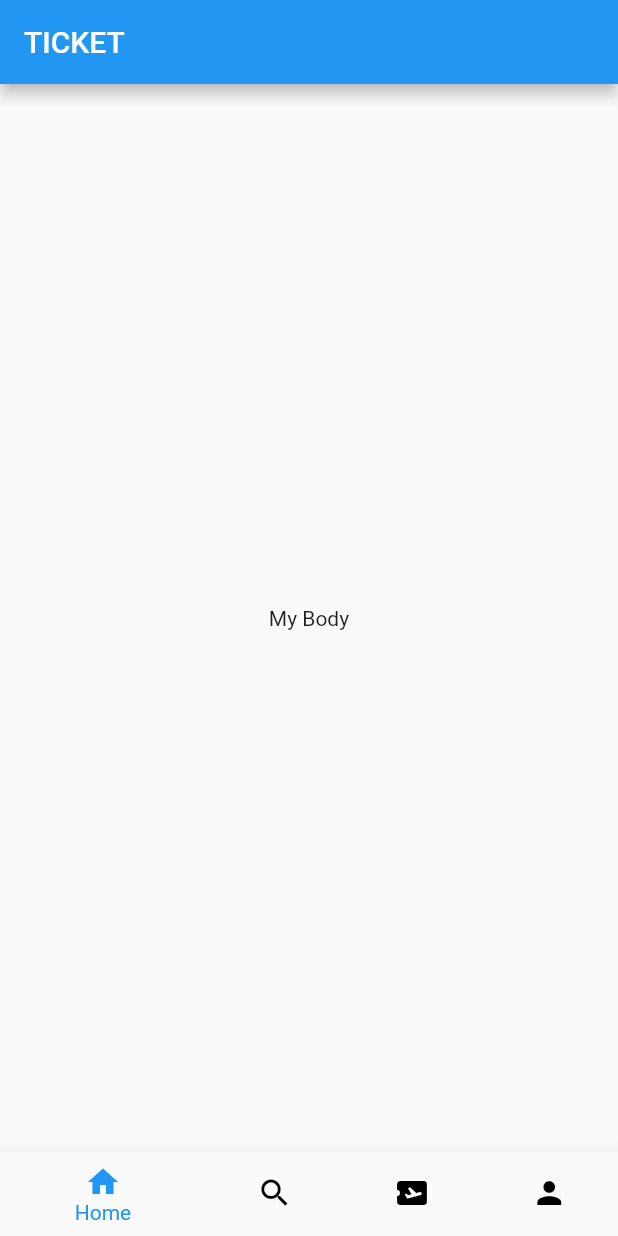
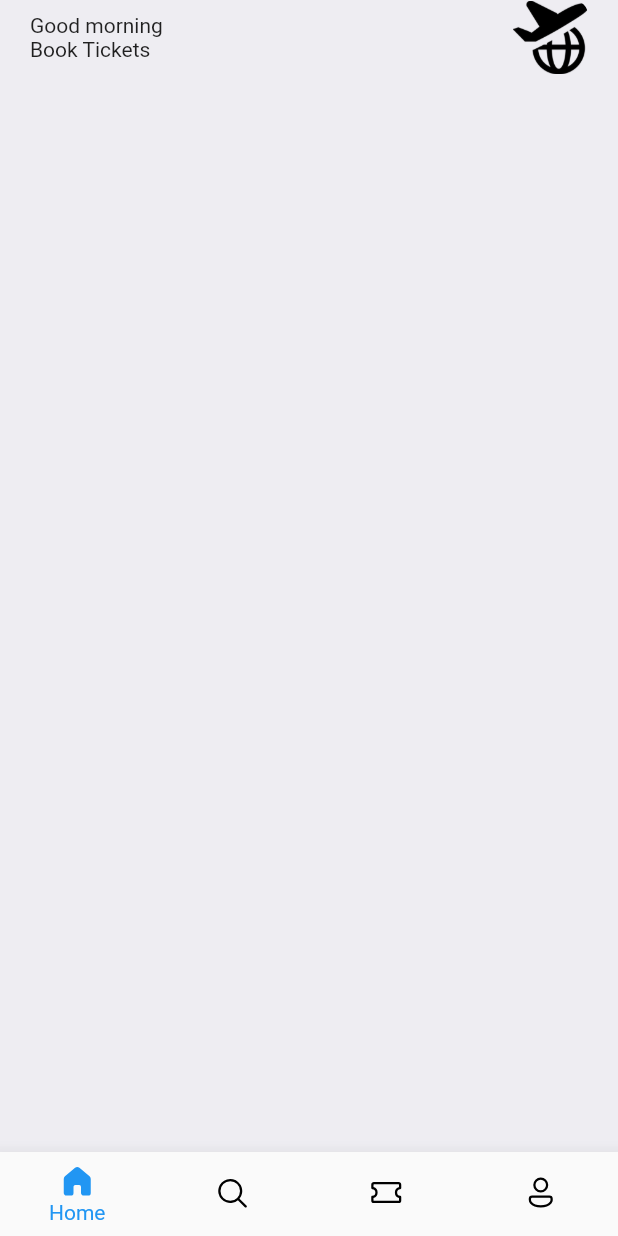
Before and after one commit to nirav-bugs/TicketBooking-FlutterApp, a Flutter app: the screen it shows after launch, on a phone screen of 412 x 824 dp. Run offline on Flutter 3.47's test engine with Material 2 defaults, Android fonts, the phone set to English and light mode, and no system bars; our stand-ins replace fluentui_icons.

Commit message:
Logic bottombar & started homepage

```diff
--- a/lib/main.dart
+++ b/lib/main.dart
@@ -11,11 +11,12 @@ class MyApp extends StatelessWidget {
   @override
   Widget build(BuildContext context) {
     return MaterialApp(
+      debugShowCheckedModeBanner: false,
       title: 'Flutter Demo',
       theme: ThemeData(
         primarySwatch: Colors.blue,
       ),
-      home: const BottomBar(),
+      home: BottomBar(),
     );
   }
 }
--- a/lib/screens/bottom_bar.dart
+++ b/lib/screens/bottom_bar.dart
@@ -1,29 +1,63 @@
+import 'package:fluentui_icons/fluentui_icons.dart';
 import 'package:flutter/material.dart';
 
-class BottomBar extends StatelessWidget {
-  const BottomBar({super.key});
+import 'homeScreen.dart';
+
+class BottomBar extends StatefulWidget {
+  @override
+  static final List<Widget> _widgetoptions = <Widget>[
+    const HomeScreen(),
+    const Text("Search"),
+    const Text("Tickets"),
+    const Text("Profile"),
+  ];
+  State<BottomBar> createState() => _BottomBarState();
+}
+
+class _BottomBarState extends State<BottomBar> {
+  int _selectedindex = 0;
+
+  void _onItemTap(int index) {
+    setState(() {
+      _selectedindex = index;
+    });
+  }
+  // const BottomBar({super.key});
 
   @override
   Widget build(BuildContext context) {
     return Scaffold(
-      appBar: AppBar(
-        title: const Text("TICKET"),
-      ),
-      body: const Center(
-        child: Text("My Body"),
-      ),
+      // appBar: AppBar(
+      //   title: const Text("TICKET"),
+      // ),
+      body: Center(child: BottomBar._widgetoptions[_selectedindex]),
       bottomNavigationBar: BottomNavigationBar(
+          onTap: _onItemTap,
+          currentIndex: _selectedindex,
           showSelectedLabels: true,
           showUnselectedLabels: false,
           selectedItemColor: Colors.blue,
           unselectedItemColor: Colors.black,
+          type: BottomNavigationBarType.fixed,
+          // why bottom??
           elevation: 10,
           items: const [
-            BottomNavigationBarItem(icon: Icon(Icons.home), label: "Home"),
-            BottomNavigationBarItem(icon: Icon(Icons.search), label: "Search"),
             BottomNavigationBarItem(
-                icon: Icon(Icons.airplane_ticket), label: "Ticket"),
-            BottomNavigationBarItem(icon: Icon(Icons.person), label: "Profile"),
+                icon: Icon(FluentSystemIcons.ic_fluent_home_regular),
+                activeIcon: Icon(FluentSystemIcons.ic_fluent_home_filled),
+                label: "Home"),
+            BottomNavigationBarItem(
+                icon: Icon(FluentSystemIcons.ic_fluent_search_regular),
+                activeIcon: Icon(FluentSystemIcons.ic_fluent_search_filled),
+                label: "Search"),
+            BottomNavigationBarItem(
+                icon: Icon(FluentSystemIcons.ic_fluent_ticket_regular),
+                activeIcon: Icon(FluentSystemIcons.ic_fluent_ticket_filled),
+                label: "Ticket"),
+            BottomNavigationBarItem(
+                icon: Icon(FluentSystemIcons.ic_fluent_person_regular),
+                activeIcon: Icon(FluentSystemIcons.ic_fluent_person_filled),
+                label: "Profile"),
           ]),
     );
   }
--- /dev/null
+++ b/lib/screens/homeScreen.dart
@@ -0,0 +1,43 @@
+import 'package:flutter/material.dart';
+
+class HomeScreen extends StatelessWidget {
+  const HomeScreen({super.key});
+
+  @override
+  Widget build(BuildContext context) {
+    return Scaffold(
+      backgroundColor: Color(0xFFeeedf2),
+      body: ListView(
+        children: [
+          Container(
+            padding: const EdgeInsets.symmetric(horizontal: 20),
+            child: Column(
+              children: [
+                Row(
+                  mainAxisAlignment: MainAxisAlignment.spaceBetween,
+                  children: [
+                    Column(
+                      crossAxisAlignment: CrossAxisAlignment.start,
+                      children: const [
+                        Text("Good morning"),
+                        Text("Book Tickets"),
+                      ],
+                    ),
+                    Container(
+                      height: 50,
+                      width: 50,
+                      decoration: BoxDecoration(
+                          borderRadius: BorderRadius.circular(10),
+                          image: const DecorationImage(
+                              image: AssetImage("assets/images/img_1.png"))),
+                    )
+                  ],
+                )
+              ],
+            ),
+          )
+        ],
+      ),
+    );
+  }
+}
```
Also changed, not shown: pubspec.yaml (+5 -6 lines), assets/images/img_1.png (added), pubspec.lock.
